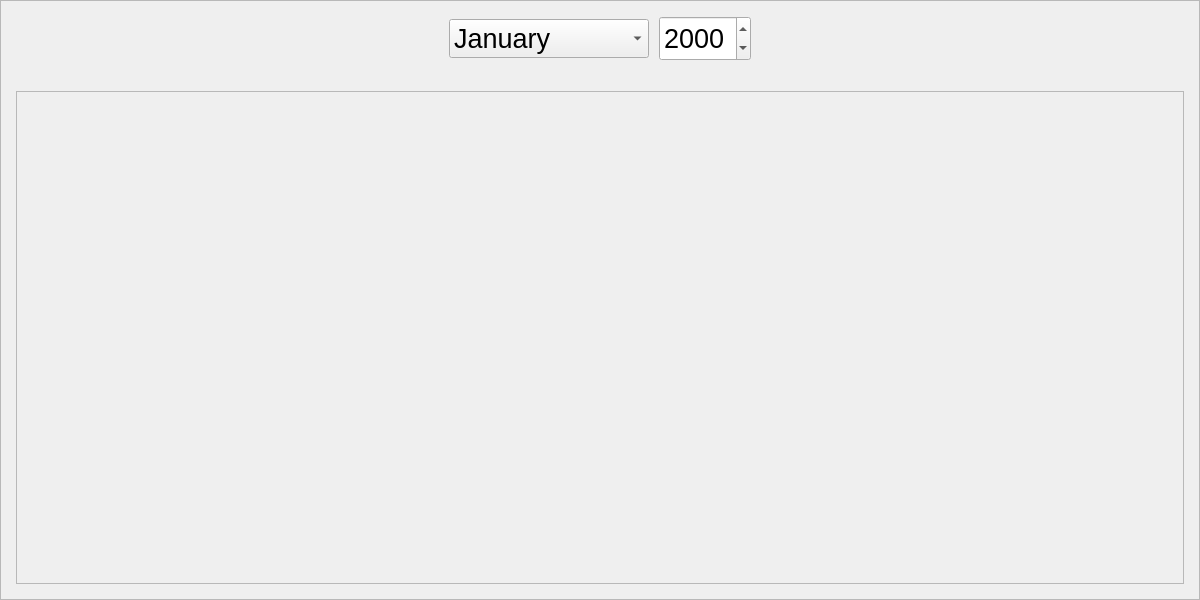
Above: src/gui/diaryentryviewer.ui from someretical/TheoreticalDiary before the change. Below: the same form after it.
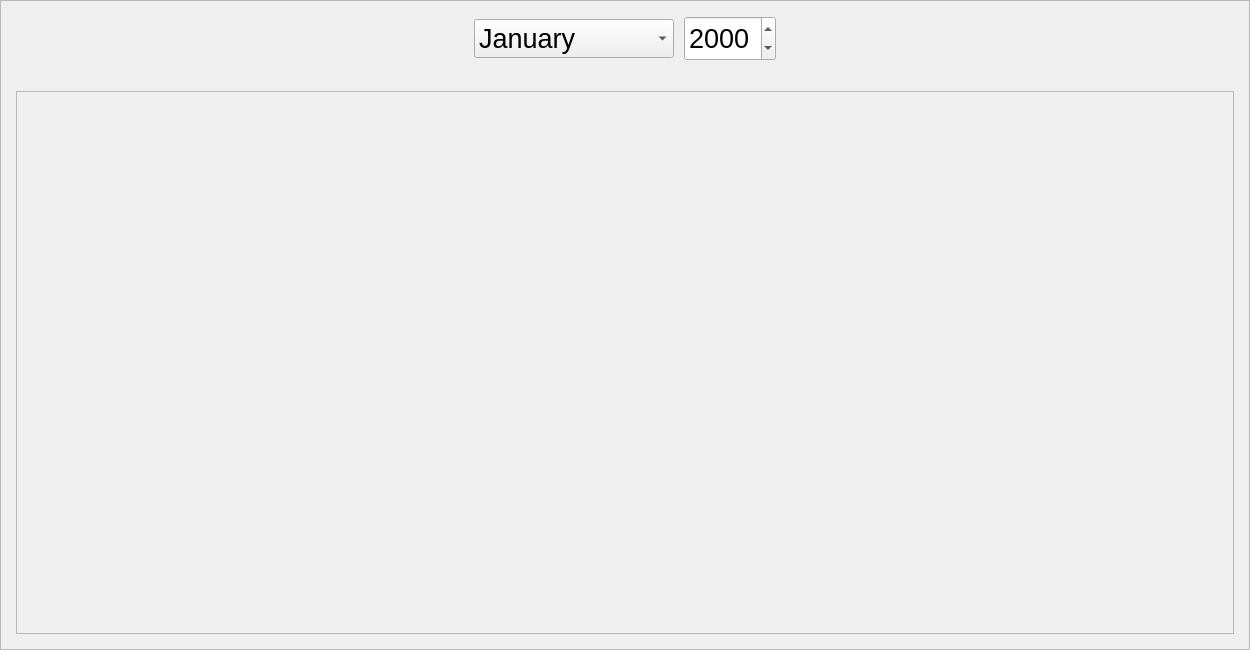
That is the form after the change.

```diff
--- a/src/gui/diaryentryviewer.ui
+++ b/src/gui/diaryentryviewer.ui
@@ -6,26 +6,20 @@
    <rect>
     <x>0</x>
     <y>0</y>
-    <width>1200</width>
-    <height>600</height>
+    <width>1250</width>
+    <height>650</height>
    </rect>
   </property>
   <property name="sizePolicy">
-   <sizepolicy hsizetype="Fixed" vsizetype="Fixed">
+   <sizepolicy hsizetype="Expanding" vsizetype="Expanding">
     <horstretch>0</horstretch>
     <verstretch>0</verstretch>
    </sizepolicy>
   </property>
   <property name="minimumSize">
    <size>
-    <width>1200</width>
-    <height>600</height>
-   </size>
-  </property>
-  <property name="maximumSize">
-   <size>
-    <width>1200</width>
-    <height>600</height>
+    <width>1250</width>
+    <height>650</height>
    </size>
   </property>
   <property name="windowTitle">
@@ -50,21 +44,21 @@
    <item row="0" column="0">
     <widget class="QFrame" name="frame">
      <property name="sizePolicy">
-      <sizepolicy hsizetype="Fixed" vsizetype="Fixed">
+      <sizepolicy hsizetype="Expanding" vsizetype="Expanding">
        <horstretch>0</horstretch>
        <verstretch>0</verstretch>
       </sizepolicy>
      </property>
      <property name="minimumSize">
       <size>
-       <width>1200</width>
-       <height>600</height>
+       <width>1250</width>
+       <height>650</height>
       </size>
      </property>
      <property name="maximumSize">
       <size>
-       <width>1200</width>
-       <height>600</height>
+       <width>1250</width>
+       <height>16777215</height>
       </size>
      </property>
      <property name="frameShape">
@@ -111,8 +105,8 @@
           <rect>
            <x>0</x>
            <y>0</y>
-           <width>1166</width>
-           <height>489</height>
+           <width>1216</width>
+           <height>539</height>
           </rect>
          </property>
          <property name="sizePolicy">
```
